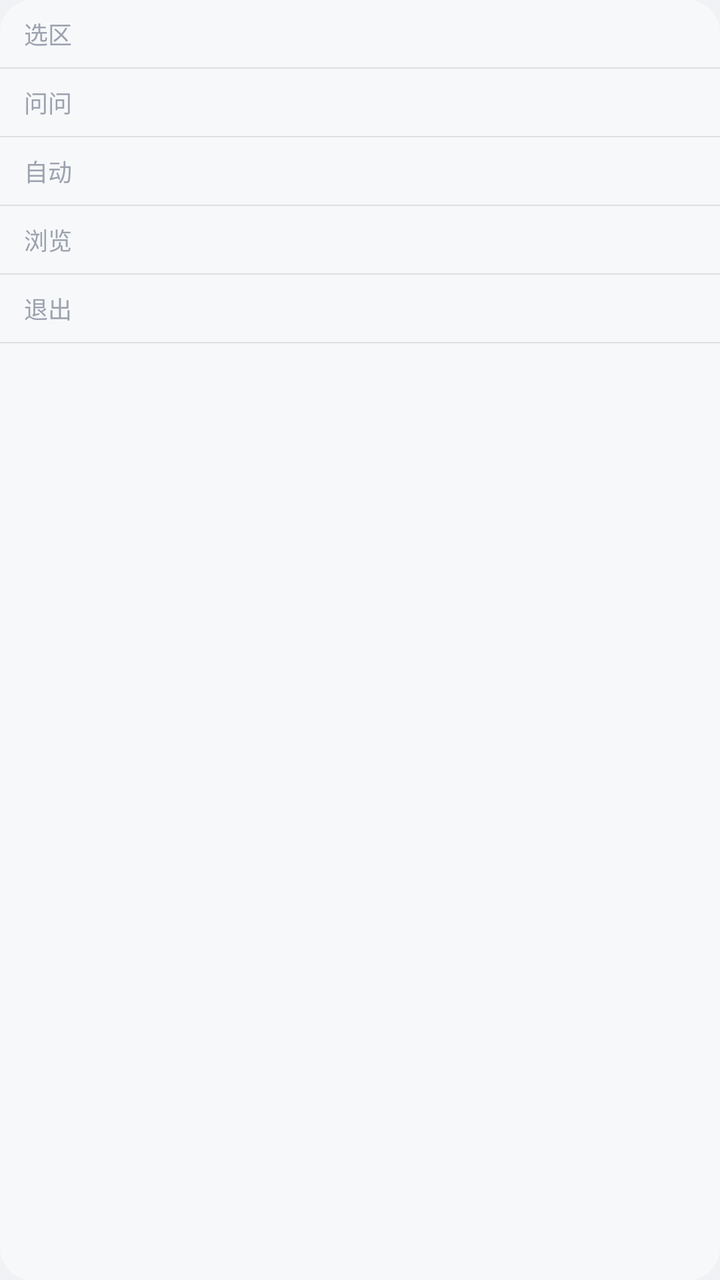
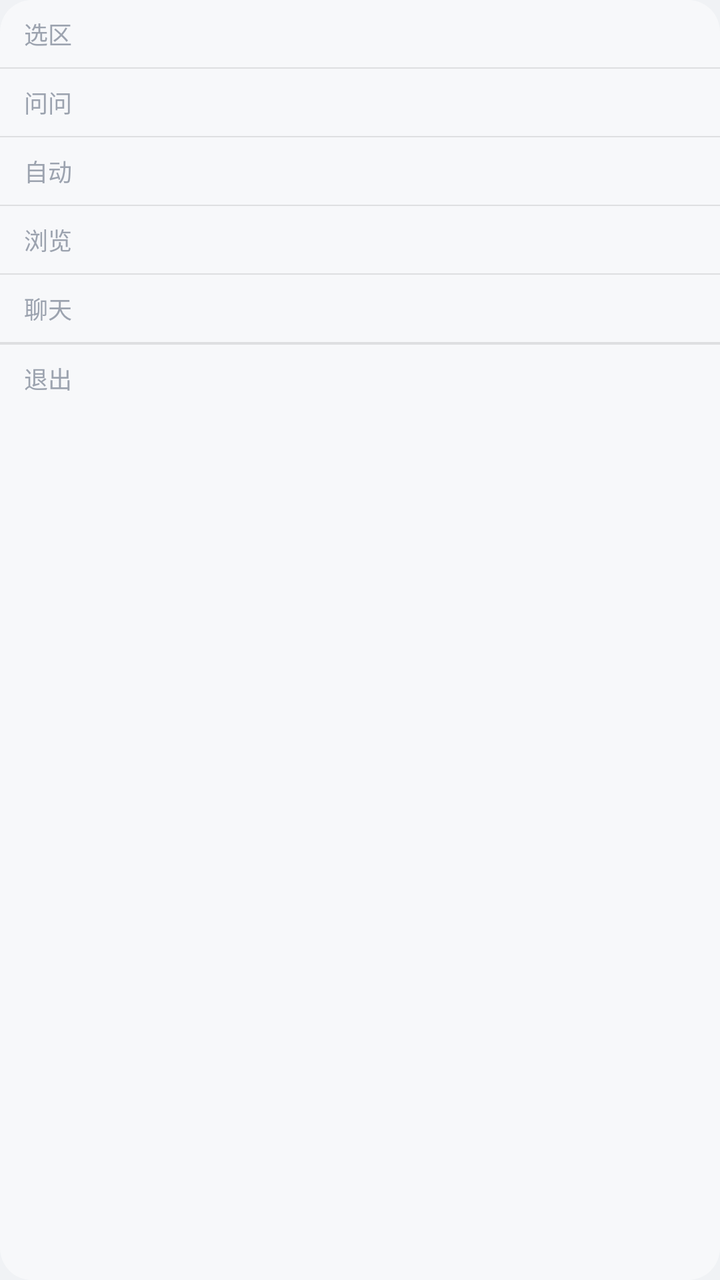

The first picture is an Android layout as it rendered before a commit; the second is the same layout after the commit. The layout source and the unified diff follow.
<!-- AndroidManifest.xml: application theme Theme.Examate -->
<!-- res/layout/pop_menu.xml -->
<?xml version="1.0" encoding="utf-8"?>
<LinearLayout xmlns:android="http://schemas.android.com/apk/res/android"
    android:layout_width="wrap_content"
    android:layout_height="wrap_content"
    android:background="@drawable/bg_float_50"
    android:orientation="vertical">

    <TextView
        android:id="@+id/select_zone_btn"
        android:layout_width="48dp"
        android:layout_height="wrap_content"
        android:background="?android:attr/selectableItemBackground"
        android:padding="8dp"
        android:textSize="12sp"
        android:text="选区"
        android:gravity="center"
        android:textColor="@color/text_hint" />

    <View
        android:layout_width="match_parent"
        android:layout_height="0.5dp"
        android:background="#1A000000" />

    <TextView
        android:id="@+id/ask_btn"
        android:layout_width="48dp"
        android:layout_height="wrap_content"
        android:background="?android:attr/selectableItemBackground"
        android:padding="8dp"
        android:textSize="12sp"
        android:text="问问"
        android:gravity="center"
        android:textColor="@color/text_hint" />

    <View
        android:layout_width="match_parent"
        android:layout_height="0.5dp"
        android:background="#1A000000" />

    <TextView
        android:id="@+id/auto_btn"
        android:layout_width="48dp"
        android:layout_height="wrap_content"
        android:background="?android:attr/selectableItemBackground"
        android:padding="8dp"
        android:textSize="12sp"
        android:text="自动"
        android:gravity="center"
        android:textColor="@color/text_hint" />

    <View
        android:layout_width="match_parent"
        android:layout_height="0.5dp"
        android:background="#1A000000" />

    <TextView
        android:id="@+id/web_btn"
        android:layout_width="48dp"
        android:layout_height="wrap_content"
        android:background="?android:attr/selectableItemBackground"
        android:padding="8dp"
        android:textSize="12sp"
        android:text="浏览"
        android:gravity="center"
        android:textColor="@color/text_hint" />

    <View
        android:layout_width="match_parent"
        android:layout_height="0.5dp"
        android:background="#1A000000" />

    <TextView
        android:id="@+id/close_btn"
        android:layout_width="48dp"
        android:layout_height="wrap_content"
        android:background="?android:attr/selectableItemBackground"
        android:padding="8dp"
        android:textSize="12sp"
        android:text="退出"
        android:gravity="center"
        android:textColor="@color/text_hint" />

    <View
        android:layout_width="match_parent"
        android:layout_height="0.5dp"
        android:background="#1A000000" />

    <TextView
        android:id="@+id/hide_btn"
        android:layout_width="48dp"
        android:layout_height="wrap_content"
        android:background="?android:attr/selectableItemBackground"
        android:padding="8dp"
        android:textSize="12sp"
        android:text="藏匿"
        android:gravity="center"
        android:textColor="@color/text_hint"
        android:visibility="gone" />

</LinearLayout>
<!-- resources referenced by this layout -->
<resources>
  <color name="text_hint">#FF9CA3AF</color>
  <!-- drawable bg_float_50 (drawable) -->
  <?xml version="1.0" encoding="utf-8"?>
  <shape xmlns:android="http://schemas.android.com/apk/res/android"
      android:shape="rectangle">
      <solid android:color="#80FFFFFF" />
      <corners android:radius="16dp" />
  </shape>
  <style name="Theme.Examate" parent="Theme.Material3.Light.NoActionBar">
          <item name="colorPrimary">@color/primary</item>
          <item name="colorPrimaryDark">@color/primary_dark</item>
          <item name="colorAccent">@color/accent</item>
          <item name="android:windowBackground">@color/bg_primary</item>
          <item name="android:statusBarColor">@color/white</item>
          <item name="android:navigationBarColor">@color/white</item>
          <item name="android:windowLightStatusBar">true</item>
          <item name="android:textColorPrimary">@color/text_primary</item>
          <item name="android:textColorSecondary">@color/text_secondary</item>
          <item name="android:textColorHint">@color/text_hint</item>
      </style>
  <color name="primary">#FF374151</color>
  <color name="primary_dark">#FF1F2937</color>
  <color name="accent">#FF6B7280</color>
  <color name="bg_primary">#FFF0F2F5</color>
  <color name="white">#FFFFFFFF</color>
  <color name="text_primary">#FF1A1A2E</color>
  <color name="text_secondary">#FF6B7280</color>
</resources>

<!-- the commit's change to res/layout/pop_menu.xml (unified diff, before → after) -->
@@ -70,13 +70,13 @@
         android:background="#1A000000" />
 
     <TextView
-        android:id="@+id/close_btn"
+        android:id="@+id/chat_btn"
         android:layout_width="48dp"
         android:layout_height="wrap_content"
         android:background="?android:attr/selectableItemBackground"
         android:padding="8dp"
         android:textSize="12sp"
-        android:text="退出"
+        android:text="聊天"
         android:gravity="center"
         android:textColor="@color/text_hint" />
 
@@ -97,4 +97,21 @@
         android:textColor="@color/text_hint"
         android:visibility="gone" />
 
+    <View
+        android:layout_width="match_parent"
+        android:layout_height="0.5dp"
+        android:background="#1A000000" />
+
+    
+    <TextView
+        android:id="@+id/close_btn"
+        android:layout_width="48dp"
+        android:layout_height="wrap_content"
+        android:background="?android:attr/selectableItemBackground"
+        android:padding="8dp"
+        android:textSize="12sp"
+        android:text="退出"
+        android:gravity="center"
+        android:textColor="@color/text_hint" />
+
 </LinearLayout>
